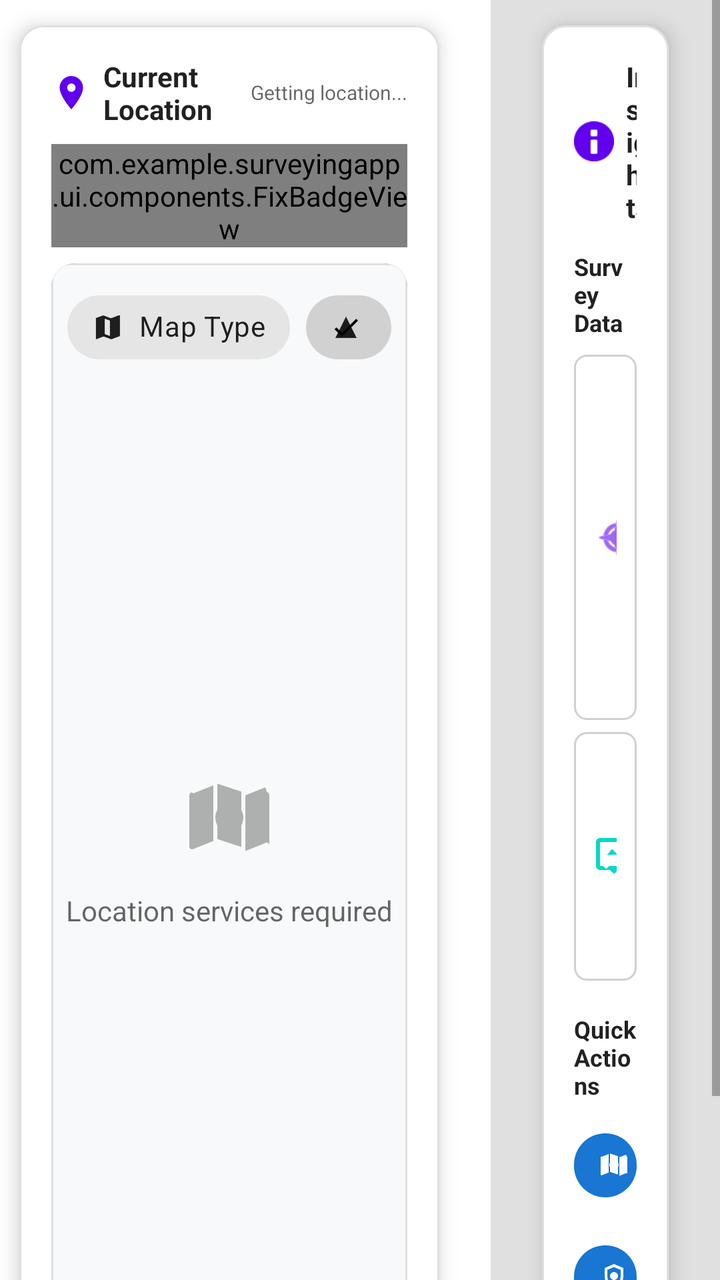
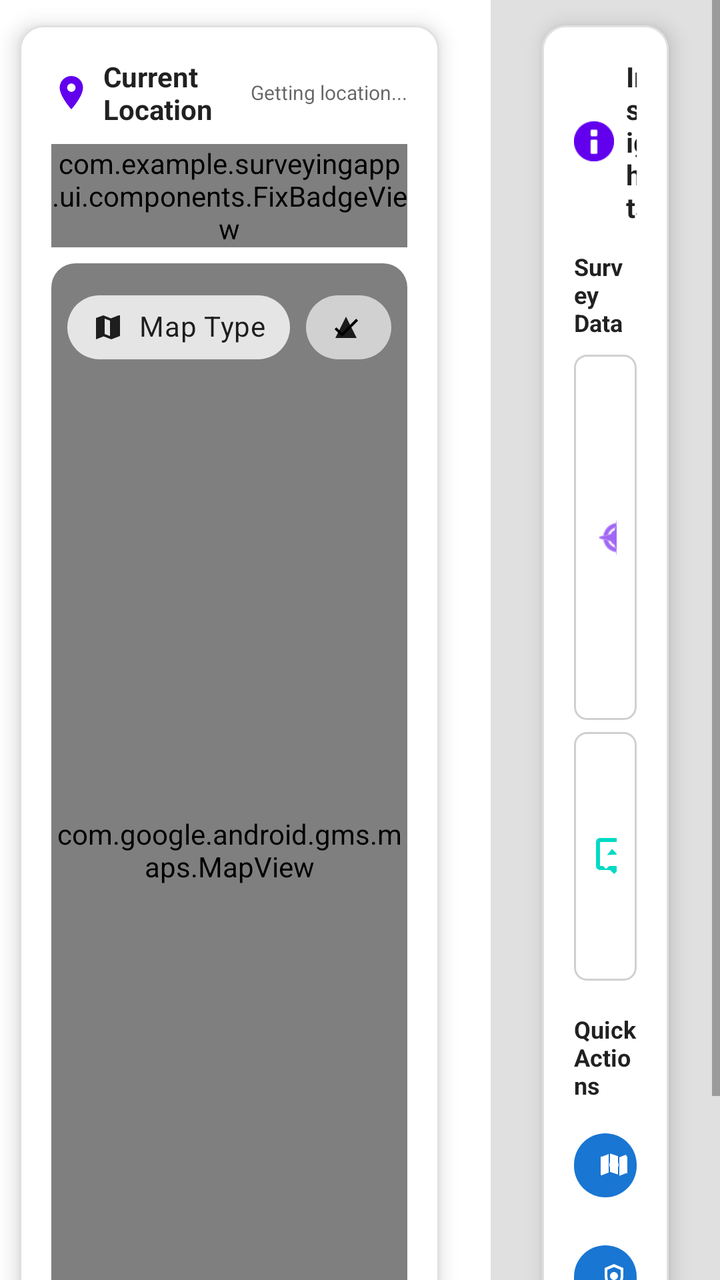

Two renders of the same Android screen: before a commit and after it. Below are the layout's source before the change and the commit's diff.
<!-- AndroidManifest.xml: application theme Theme.SurveyingApp -->
<!-- res/layout/fragment_home.xml -->
<?xml version="1.0" encoding="utf-8"?>
<ScrollView xmlns:android="http://schemas.android.com/apk/res/android"
    xmlns:app="http://schemas.android.com/apk/res-auto"
    android:layout_width="match_parent"
    android:layout_height="match_parent"
    android:fillViewport="true">

    <LinearLayout
        android:layout_width="match_parent"
        android:layout_height="match_parent"
        android:orientation="vertical"
        android:padding="0dp">

        
        <LinearLayout
            android:layout_width="match_parent"
            android:layout_height="0dp"
            android:layout_weight="1"
            android:orientation="horizontal"
            android:baselineAligned="false">

            
            <LinearLayout
                android:layout_width="0dp"
                android:layout_height="match_parent"
                android:layout_weight="2"
                android:layout_marginEnd="8dp"
                android:orientation="vertical">

                
                <com.google.android.material.card.MaterialCardView
                    android:layout_width="match_parent"
                    android:layout_height="match_parent"
                    app:cardCornerRadius="12dp"
                    app:cardElevation="6dp"
                    app:cardUseCompatPadding="true"
                    app:strokeColor="@color/card_stroke_light"
                    app:strokeWidth="1dp">

                    <LinearLayout
                        android:layout_width="match_parent"
                        android:layout_height="match_parent"
                        android:orientation="vertical"
                        android:padding="16dp">

                        <LinearLayout
                            android:layout_width="match_parent"
                            android:layout_height="wrap_content"
                            android:orientation="horizontal"
                            android:gravity="center_vertical"
                            android:layout_marginBottom="8dp">

                            <ImageView
                                android:layout_width="20dp"
                                android:layout_height="20dp"
                                android:src="@drawable/ic_section_location"
                                android:layout_marginEnd="6dp"
                                app:tint="?android:attr/colorPrimary" />

                            <TextView
                                android:layout_width="0dp"
                                android:layout_height="wrap_content"
                                android:layout_weight="1"
                                android:text="Current Location"
                                android:textSize="14sp"
                                android:textStyle="bold"
                                android:textColor="?android:attr/textColorPrimary" />

                            <TextView
                                android:id="@+id/text_location_status"
                                android:layout_width="wrap_content"
                                android:layout_height="wrap_content"
                                android:text="Getting location..."
                                android:textSize="10sp"
                                android:textColor="?android:attr/textColorSecondary" />

                        </LinearLayout>

                        
                        <com.example.surveyingapp.ui.components.FixBadgeView
                            android:id="@+id/fix_badge"
                            android:layout_width="match_parent"
                            android:layout_height="wrap_content"
                            android:layout_marginBottom="8dp"
                            android:visibility="visible" />

                        
                        <FrameLayout
                            android:layout_width="match_parent"
                            android:layout_height="0dp"
                            android:layout_weight="1"
                            android:background="@drawable/bg_map_rounded"
                            android:clipToOutline="true">

                            <com.google.android.gms.maps.MapView
                                android:id="@+id/map_view_mini"
                                android:layout_width="match_parent"
                                android:layout_height="match_parent" />

                            
                            <LinearLayout
                                android:id="@+id/layout_map_placeholder"
                                android:layout_width="match_parent"
                                android:layout_height="match_parent"
                                android:orientation="vertical"
                                android:gravity="center"
                                android:background="@drawable/bg_rounded_light">

                                <ImageView
                                    android:layout_width="48dp"
                                    android:layout_height="48dp"
                                    android:src="@drawable/ic_render_map"
                                    android:layout_marginBottom="12dp"
                                    android:alpha="0.5"
                                    app:tint="?android:attr/textColorSecondary" />

                                <TextView
                                    android:layout_width="wrap_content"
                                    android:layout_height="wrap_content"
                                    android:text="Location services required"
                                    android:textSize="14sp"
                                    android:textColor="?android:attr/textColorSecondary" />

                            </LinearLayout>

                            
                            <LinearLayout
                                android:id="@+id/container_map_controls"
                                android:layout_width="wrap_content"
                                android:layout_height="wrap_content"
                                android:layout_gravity="top|end"
                                android:orientation="horizontal"
                                android:padding="8dp">

                                <com.google.android.material.chip.Chip
                                    android:id="@+id/chip_map_type"
                                    style="@style/Widget.MaterialComponents.Chip.Action"
                                    android:layout_width="wrap_content"
                                    android:layout_height="wrap_content"
                                    android:text="Map Type"
                                    android:textAppearance="@style/TextAppearance.MaterialComponents.Body2"
                                    app:chipIcon="@drawable/ic_map"
                                    app:chipIconVisible="true"
                                    app:chipIconSize="16dp"
                                    app:chipIconTint="?android:attr/textColorPrimary"
                                    app:iconStartPadding="8dp"
                                    app:rippleColor="@android:color/darker_gray" />

                                <com.google.android.material.chip.Chip
                                    android:id="@+id/chip_toggle_3d"
                                    style="@style/Widget.MaterialComponents.Chip.Filter"
                                    android:layout_width="wrap_content"
                                    android:layout_height="wrap_content"
                                    android:text="3D"
                                    android:checkable="true"
                                    android:checked="true"
                                    android:textAppearance="@style/TextAppearance.MaterialComponents.Body2"
                                    app:chipIcon="@drawable/ic_triangle"
                                    app:chipIconVisible="true"
                                    app:chipIconSize="16dp"
                                    app:chipIconTint="?android:attr/textColorPrimary"
                                    app:iconStartPadding="8dp"
                                    app:rippleColor="@android:color/darker_gray"
                                    android:layout_marginStart="8dp" />

                            </LinearLayout>

                        </FrameLayout>

                    </LinearLayout>

                </com.google.android.material.card.MaterialCardView>

            </LinearLayout>

            
            <LinearLayout
                android:layout_width="0dp"
                android:layout_height="match_parent"
                android:layout_weight="1"
                android:layout_marginStart="8dp"
                android:orientation="vertical"
                android:background="@color/home_right_column_bg">

                
                <com.google.android.material.card.MaterialCardView
                    android:layout_width="match_parent"
                    android:layout_height="match_parent"
                    android:layout_marginStart="16dp"
                    android:layout_marginEnd="16dp"
                    app:cardCornerRadius="12dp"
                    app:cardElevation="6dp"
                    app:cardUseCompatPadding="true"
                    app:strokeColor="@color/card_stroke_light"
                    app:strokeWidth="1dp">

                    <LinearLayout
                        android:layout_width="match_parent"
                        android:layout_height="wrap_content"
                        android:orientation="vertical"
                        android:padding="16dp">

                        
                        <LinearLayout
                            android:layout_width="match_parent"
                            android:layout_height="wrap_content"
                            android:orientation="horizontal"
                            android:gravity="center_vertical"
                            android:layout_marginBottom="12dp">

                            <ImageView
                                android:layout_width="20dp"
                                android:layout_height="20dp"
                                android:src="@android:drawable/ic_dialog_info"
                                android:layout_marginEnd="6dp"
                                app:tint="?android:attr/colorPrimary" />

                            <TextView
                                android:layout_width="0dp"
                                android:layout_height="wrap_content"
                                android:layout_weight="1"
                                android:text="Insights"
                                android:textSize="14sp"
                                android:textStyle="bold"
                                android:textColor="?android:attr/textColorPrimary" />

                        </LinearLayout>

                        
                        
                        <TextView
                            android:id="@+id/text_rs2_summary_header"
                            android:layout_width="match_parent"
                            android:layout_height="wrap_content"
                            android:text="RS2+ Device"
                            android:textSize="12sp"
                            android:textStyle="bold"
                            android:textColor="?android:attr/textColorPrimary"
                            android:layout_marginBottom="8dp"
                            android:visibility="gone" />

                        <LinearLayout
                            android:id="@+id/container_rs2_summary"
                            android:layout_width="match_parent"
                            android:layout_height="wrap_content"
                            android:orientation="vertical"
                            android:background="@drawable/bg_rounded_card"
                            android:padding="10dp"
                            android:layout_marginBottom="12dp"
                            android:visibility="gone">

                            <LinearLayout
                                android:layout_width="match_parent"
                                android:layout_height="wrap_content"
                                android:orientation="horizontal"
                                android:layout_marginBottom="4dp">

                                <TextView
                                    android:layout_width="0dp"
                                    android:layout_height="wrap_content"
                                    android:layout_weight="1"
                                    android:text="Name"
                                    android:textStyle="bold"
                                    android:textColor="?android:attr/textColorPrimary" />

                                <TextView
                                    android:id="@+id/text_rs2_name"
                                    android:layout_width="0dp"
                                    android:layout_height="wrap_content"
                                    android:layout_weight="1"
                                    android:text="--"
                                    android:textColor="?android:attr/textColorPrimary" />
                            </LinearLayout>

                            <LinearLayout
                                android:layout_width="match_parent"
                                android:layout_height="wrap_content"
                                android:orientation="horizontal">

                                <TextView
                                    android:layout_width="0dp"
                                    android:layout_height="wrap_content"
                                    android:layout_weight="1"
                                    android:text="Address"
                                    android:textStyle="bold"
                                    android:textColor="?android:attr/textColorPrimary" />

                                <TextView
                                    android:id="@+id/text_rs2_address"
                                    android:layout_width="0dp"
                                    android:layout_height="wrap_content"
                                    android:layout_weight="1"
                                    android:text="--"
                                    android:textColor="?android:attr/textColorPrimary" />
                            </LinearLayout>
                        </LinearLayout>

                        <TextView
                            android:layout_width="match_parent"
                            android:layout_height="wrap_content"
                            android:text="Survey Data"
                            android:textSize="12sp"
                            android:textStyle="bold"
                            android:textColor="?android:attr/textColorPrimary"
                            android:layout_marginBottom="8dp" />

                        
                        <LinearLayout
                            android:layout_width="match_parent"
                            android:layout_height="wrap_content"
                            android:orientation="horizontal"
                            android:background="@drawable/bg_rounded_card"
                            android:padding="10dp"
                            android:layout_marginBottom="6dp">

                            <ImageView
                                android:layout_width="24dp"
                                android:layout_height="24dp"
                                android:src="@android:drawable/ic_menu_compass"
                                android:layout_marginEnd="8dp"
                                android:layout_gravity="center_vertical"
                                app:tint="?android:attr/colorPrimary" />

                            <LinearLayout
                                android:layout_width="0dp"
                                android:layout_height="wrap_content"
                                android:layout_weight="1"
                                android:orientation="vertical"
                                android:gravity="center">

                                <TextView
                                    android:id="@+id/text_coordinates_count"
                                    android:layout_width="wrap_content"
                                    android:layout_height="wrap_content"
                                    android:text="0"
                                    android:textSize="24sp"
                                    android:textStyle="bold"
                                    android:textColor="?android:attr/colorPrimary" />

                                <TextView
                                    android:layout_width="wrap_content"
                                    android:layout_height="wrap_content"
                                    android:text="Coordinates"
                                    android:textSize="10sp"
                                    android:textColor="?android:attr/textColorSecondary" />

                            </LinearLayout>

                            <com.google.android.material.chip.Chip
                                android:id="@+id/chip_view_coordinates"
                                style="@style/Widget.MaterialComponents.Chip.Action"
                                android:layout_width="wrap_content"
                                android:layout_height="wrap_content"
                                android:text="View"
                                android:textColor="@android:color/white"
                                android:textAppearance="@style/TextAppearance.MaterialComponents.Body2"
                                app:chipBackgroundColor="?android:attr/colorPrimary"
                                android:layout_gravity="center_vertical" />

                        </LinearLayout>

                        
                        <LinearLayout
                            android:layout_width="match_parent"
                            android:layout_height="wrap_content"
                            android:orientation="horizontal"
                            android:background="@drawable/bg_rounded_card"
                            android:padding="10dp"
                            android:layout_marginBottom="16dp">

                            <ImageView
                                android:layout_width="24dp"
                                android:layout_height="24dp"
                                android:src="@drawable/ic_menu_gallery"
                                android:layout_marginEnd="8dp"
                                android:layout_gravity="center_vertical"
                                app:tint="?android:attr/colorAccent" />

                            <LinearLayout
                                android:layout_width="0dp"
                                android:layout_height="wrap_content"
                                android:layout_weight="1"
                                android:orientation="vertical"
                                android:gravity="center">

                                <TextView
                                    android:id="@+id/text_models_count"
                                    android:layout_width="wrap_content"
                                    android:layout_height="wrap_content"
                                    android:text="0"
                                    android:textSize="24sp"
                                    android:textStyle="bold"
                                    android:textColor="?android:attr/colorAccent" />

                                <TextView
                                    android:layout_width="wrap_content"
                                    android:layout_height="wrap_content"
                                    android:text="Models"
                                    android:textSize="10sp"
                                    android:textColor="?android:attr/textColorSecondary" />

                            </LinearLayout>

                            <com.google.android.material.chip.Chip
                                android:id="@+id/chip_view_models"
                                style="@style/Widget.MaterialComponents.Chip.Action"
                                android:layout_width="wrap_content"
                                android:layout_height="wrap_content"
                                android:text="View"
                                android:textColor="@android:color/white"
                                android:textAppearance="@style/TextAppearance.MaterialComponents.Body2"
                                app:chipBackgroundColor="@color/chip_map_bg"
                                android:layout_gravity="center_vertical" />

                        </LinearLayout>

                        
                        <TextView
                            android:layout_width="match_parent"
                            android:layout_height="wrap_content"
                            android:text="Quick Actions"
                            android:textSize="12sp"
                            android:textStyle="bold"
                            android:textColor="?android:attr/textColorPrimary"
                            android:layout_marginBottom="8dp" />

                        <com.google.android.material.chip.ChipGroup
                            android:layout_width="match_parent"
                            android:layout_height="wrap_content"
                            app:chipSpacingHorizontal="8dp"
                            app:chipSpacingVertical="8dp">

                            <com.google.android.material.chip.Chip
                                android:id="@+id/chip_quick_map"
                                style="@style/Widget.MaterialComponents.Chip.Action"
                                android:layout_width="wrap_content"
                                android:layout_height="wrap_content"
                                android:text="Open Map"
                                android:textColor="@android:color/white"
                                android:textAppearance="@style/TextAppearance.MaterialComponents.Body2"
                                app:chipIcon="@drawable/ic_render_map"
                                app:chipIconVisible="true"
                                app:chipIconSize="16dp"
                                app:chipIconTint="@android:color/white"
                                app:iconStartPadding="8dp"
                                app:chipBackgroundColor="@color/chip_map_bg" />

                            <com.google.android.material.chip.Chip
                                android:id="@+id/chip_quick_ar"
                                style="@style/Widget.MaterialComponents.Chip.Action"
                                android:layout_width="wrap_content"
                                android:layout_height="wrap_content"
                                android:text="Open AR"
                                android:textColor="@android:color/white"
                                android:textAppearance="@style/TextAppearance.MaterialComponents.Body2"
                                app:chipIcon="@drawable/ic_section_ar"
                                app:chipIconVisible="true"
                                app:chipIconSize="16dp"
                                app:chipIconTint="@android:color/white"
                                app:iconStartPadding="8dp"
                                app:chipBackgroundColor="@color/chip_map_bg" />

                            <com.google.android.material.chip.Chip
                                android:id="@+id/chip_quick_settings"
                                style="@style/Widget.MaterialComponents.Chip.Action"
                                android:layout_width="wrap_content"
                                android:layout_height="wrap_content"
                                android:text="Settings"
                                android:textColor="@android:color/white"
                                android:textAppearance="@style/TextAppearance.MaterialComponents.Body2"
                                app:chipIcon="@drawable/ic_section_info"
                                app:chipIconVisible="true"
                                app:chipIconSize="16dp"
                                app:chipIconTint="@android:color/white"
                                app:iconStartPadding="8dp"
                                app:chipBackgroundColor="@color/chip_map_bg" />

                        </com.google.android.material.chip.ChipGroup>

                    </LinearLayout>

                </com.google.android.material.card.MaterialCardView>

            </LinearLayout>

        </LinearLayout>

    </LinearLayout>

</ScrollView>
<!-- resources referenced by this layout -->
<resources>
  <color name="card_stroke_light">#E0E0E0</color>
  <color name="chip_map_bg">#1976D2</color>
  <color name="home_right_column_bg">#E0E0E0</color>
  <!-- drawable bg_map_rounded (drawable) -->
  <?xml version="1.0" encoding="utf-8"?>
  <shape xmlns:android="http://schemas.android.com/apk/res/android">
      <corners android:radius="12dp" />
      <solid android:color="#00FFFFFF" />
  </shape>
  <!-- drawable bg_rounded_card (drawable) -->
  <?xml version="1.0" encoding="utf-8"?>
  <shape xmlns:android="http://schemas.android.com/apk/res/android"
      android:shape="rectangle">
      <solid android:color="#FFFFFF" />
      <corners android:radius="6dp" />
      <stroke
          android:width="1dp"
          android:color="#D0D0D0" />
  </shape>
  <!-- drawable bg_rounded_light (drawable) -->
  <?xml version="1.0" encoding="utf-8"?>
  <shape xmlns:android="http://schemas.android.com/apk/res/android"
      android:shape="rectangle">
      <solid android:color="#F8F9FA" />
      <corners android:radius="8dp" />
      <stroke
          android:width="1dp"
          android:color="#E0E0E0" />
  </shape>
  <!-- drawable ic_map (drawable) -->
  <?xml version="1.0" encoding="utf-8"?>
  <vector xmlns:android="http://schemas.android.com/apk/res/android"
      android:width="24dp"
      android:height="24dp"
      android:viewportWidth="24"
      android:viewportHeight="24"
      android:tint="#000000">
      
      <path
          android:fillColor="@android:color/black"
          android:pathData="M20.5,3l-5.81,2.26L9,3 3.5,5v16l5.69,-2.21L15,21l6.5,-2.5V3zM10,5.47l4,1.53v11.53l-4,-1.53V5.47z" />
  </vector>
  <!-- drawable ic_section_ar (drawable) -->
  <?xml version="1.0" encoding="utf-8"?>
  <vector xmlns:android="http://schemas.android.com/apk/res/android" android:width="24dp" android:height="24dp" android:viewportWidth="24" android:viewportHeight="24">
      <path android:fillColor="#FFFFFFFF" android:pathData="M12,2l7,3v6c0,5 -3.5,9.5 -7,11 -3.5,-1.5 -7,-6 -7,-11V5l7,-3zM12,4.3l-5,2.1v4.6c0,4.06 2.77,7.94 5,9.27 2.23,-1.33 5,-5.21 5,-9.27V6.4l-5,-2.1zM12,8a3,3 0,1 1,0 6 3,3 0,0 1,0 -6z"/>
  </vector>
  <!-- drawable ic_section_info (drawable) -->
  <vector xmlns:android="http://schemas.android.com/apk/res/android"
      android:width="24dp"
      android:height="24dp"
      android:viewportWidth="24"
      android:viewportHeight="24"
      android:tint="#000000">
      <path
          android:fillColor="@android:color/black"
          android:pathData="M12,2C6.48,2 2,6.48 2,12s4.48,10 10,10 10,-4.48 10,-10S17.52,2 12,2zM13,17h-2v-6h2v6zM13,9h-2V7h2v2z" />
  </vector>
  <!-- drawable ic_section_location (drawable) -->
  <vector xmlns:android="http://schemas.android.com/apk/res/android"
      android:width="24dp"
      android:height="24dp"
      android:viewportWidth="24"
      android:viewportHeight="24"
      android:tint="#000000">
    <path
        android:fillColor="@android:color/black"
        android:pathData="M12,2C8.13,2 5,5.13 5,9c0,5.25 7,13 7,13s7,-7.75 7,-13c0,-3.87 -3.13,-7 -7,-7zM12,11.5c-1.38,0 -2.5,-1.12 -2.5,-2.5s1.12,-2.5 2.5,-2.5 2.5,1.12 2.5,2.5 -1.12,2.5 -2.5,2.5z"/>
  </vector>
  <!-- drawable ic_triangle (drawable) -->
  <vector xmlns:android="http://schemas.android.com/apk/res/android"
      android:width="24dp"
      android:height="24dp"
      android:viewportWidth="24"
      android:viewportHeight="24"
      android:tint="#000000">
      <path
          android:fillColor="@android:color/black"
          android:pathData="M12,4l8,16H4z" />
  </vector>
  <color name="purple_500">#FF6200EE</color>
  <color name="purple_700">#FF3700B3</color>
  <color name="white">#FFFFFFFF</color>
  <color name="teal_200">#FF03DAC5</color>
  <color name="teal_700">#FF018786</color>
  <color name="black">#FF000000</color>
  <!-- unchanged entries left out for length: 3 -->
</resources>

<!-- the commit's change to res/layout/fragment_home.xml (unified diff, before → after) -->
@@ -104,6 +104,7 @@
                                 android:layout_height="match_parent"
                                 android:orientation="vertical"
                                 android:gravity="center"
+                                android:visibility="gone"
                                 android:background="@drawable/bg_rounded_light">
 
                                 <ImageView
@@ -115,9 +116,10 @@
                                     app:tint="?android:attr/textColorSecondary" />
 
                                 <TextView
-                                    android:layout_width="wrap_content"
-                                    android:layout_height="wrap_content"
-                                    android:text="Location services required"
+                                    android:id="@+id/text_map_placeholder"
+                                    android:layout_width="wrap_content"
+                                    android:layout_height="wrap_content"
+                                    android:text="Acquiring location…"
                                     android:textSize="14sp"
                                     android:textColor="?android:attr/textColorSecondary" />
 
